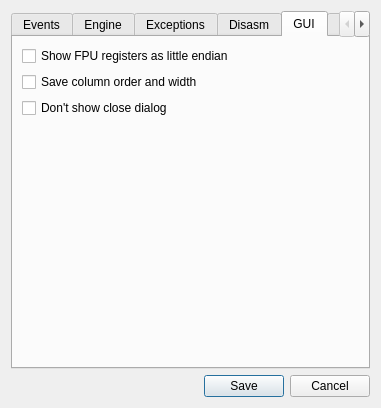
Above: src/gui/Src/Gui/SettingsDialog.ui from x64dbg/x64dbg before the change. Below: the same form after it.
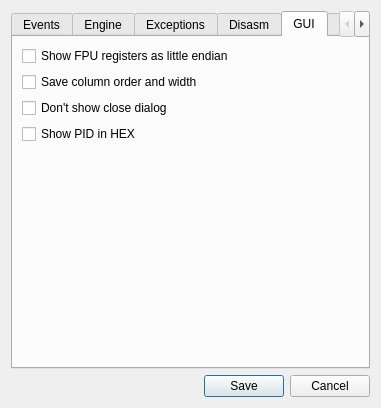
That is the form after the change. The open tabs and pages were chosen to show the change. Icons and pictures are not drawn.

Commit message: Add 'Show PID in HEX' setting in GUI subtab (affects only 'Attach' dialog, default is TRUE)

What changed in the file:
```diff
--- a/src/gui/Src/Gui/SettingsDialog.ui
+++ b/src/gui/Src/Gui/SettingsDialog.ui
@@ -480,6 +480,13 @@
          </property>
         </widget>
        </item>
+       <item>
+        <widget class="QCheckBox" name="chkPidInHex">
+         <property name="text">
+          <string>Show PID in HEX</string>
+         </property>
+        </widget>
+       </item>
        <item>
         <spacer name="verticalSpacer_7">
          <property name="orientation">
```
The commit also changes 4 other files.
